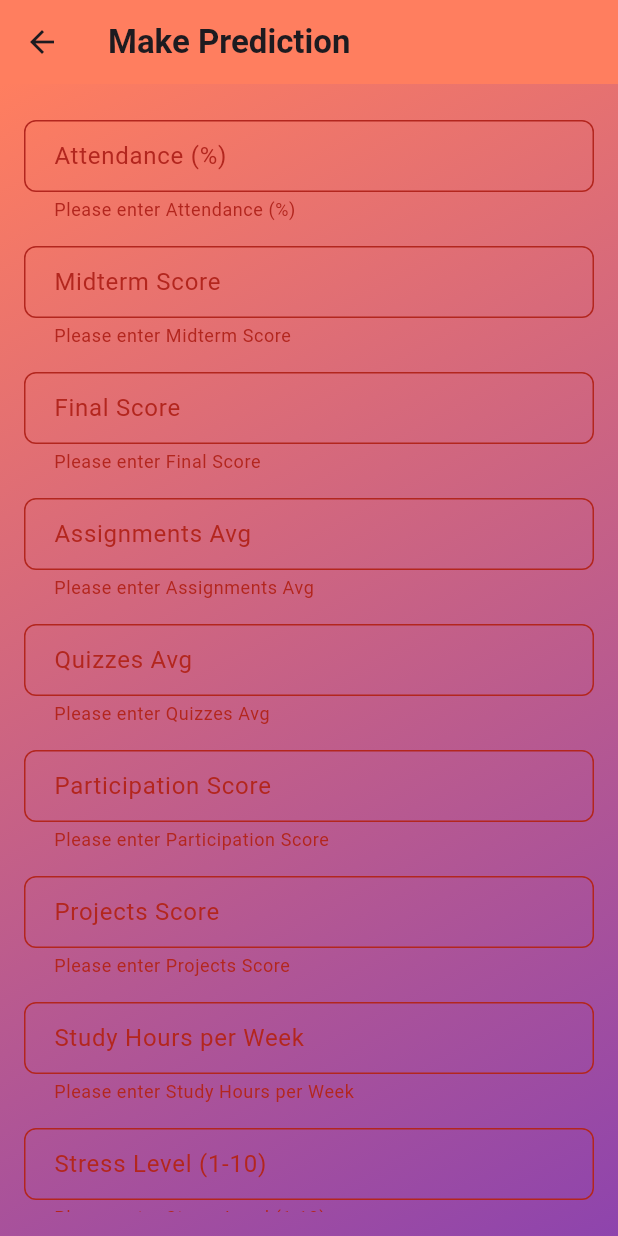
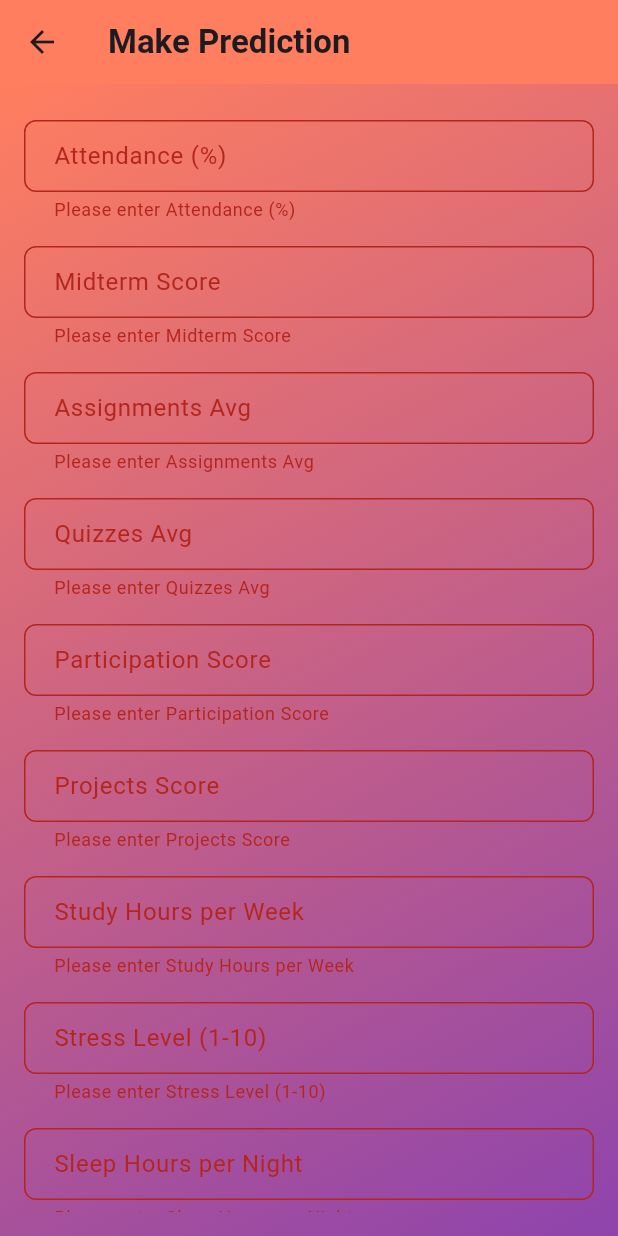
Before and after one commit to ngabo-dev/Linear-Regression-Model-Deployment, a Flutter app: the PredictionScreen screen opened directly, after a tap on "Predict", on a phone screen of 412 x 824 dp. Run offline on Flutter 3.47's test engine with Material 3 defaults, Android fonts, the light colour scheme and no system bars.

Commit message:
reduced fields

```diff
--- a/summative/flutterapp/lib/home_screen.dart
+++ b/summative/flutterapp/lib/home_screen.dart
@@ -2,7 +2,7 @@ import 'package:flutter/material.dart';
 import 'prediction_screen.dart';
 
 class HomeScreen extends StatelessWidget {
-  const HomeScreen({Key? key}) : super(key: key);
+  const HomeScreen({super.key});
 
   @override
   Widget build(BuildContext context) {
--- a/summative/flutterapp/lib/prediction_screen.dart
+++ b/summative/flutterapp/lib/prediction_screen.dart
@@ -4,7 +4,7 @@ import 'dart:convert';
 import 'result_screen.dart';
 
 class PredictionScreen extends StatefulWidget {
-  const PredictionScreen({Key? key}) : super(key: key);
+  const PredictionScreen({super.key});
 
   @override
   _PredictionScreenState createState() => _PredictionScreenState();
@@ -15,7 +15,6 @@ class _PredictionScreenState extends State<PredictionScreen> {
 
   final TextEditingController attendanceController = TextEditingController();
   final TextEditingController midtermScoreController = TextEditingController();
-  final TextEditingController finalScoreController = TextEditingController();
   final TextEditingController assignmentsAvgController = TextEditingController();
   final TextEditingController quizzesAvgController = TextEditingController();
   final TextEditingController participationScoreController = TextEditingController();
@@ -36,7 +35,6 @@ class _PredictionScreenState extends State<PredictionScreen> {
     try {
       double attendance = double.parse(attendanceController.text);
       double midtermScore = double.parse(midtermScoreController.text);
-      double finalScore = double.parse(finalScoreController.text);
       double assignmentsAvg = double.parse(assignmentsAvgController.text);
       double quizzesAvg = double.parse(quizzesAvgController.text);
       double participationScore = double.parse(participationScoreController.text);
@@ -45,9 +43,6 @@ class _PredictionScreenState extends State<PredictionScreen> {
       double stressLevel = double.parse(stressLevelController.text);
       double sleepHours = double.parse(sleepHoursController.text);
 
-      double totalScore = (attendance + midtermScore + assignmentsAvg + quizzesAvg +
-              participationScore + projectsScore + studyHours + stressLevel + sleepHours) /
-          9;
 
       Map<String, dynamic> requestBody = {
         'attendance': attendance,
@@ -59,8 +54,6 @@ class _PredictionScreenState extends State<PredictionScreen> {
         'study_hours_per_week': studyHours,
         'stress_level': stressLevel,
         'sleep_hours_per_night': sleepHours,
-        'final_score': finalScore,
-        'total_score': totalScore,
       };
 
       final response = await http.post(
@@ -115,7 +108,6 @@ class _PredictionScreenState extends State<PredictionScreen> {
             children: <Widget>[
               _buildTextField(attendanceController, 'Attendance (%)'),
               _buildTextField(midtermScoreController, 'Midterm Score'),
-              _buildTextField(finalScoreController, 'Final Score'),
               _buildTextField(assignmentsAvgController, 'Assignments Avg'),
               _buildTextField(quizzesAvgController, 'Quizzes Avg'),
               _buildTextField(participationScoreController, 'Participation Score'),
```
Also changed, not shown: 1 other file.
